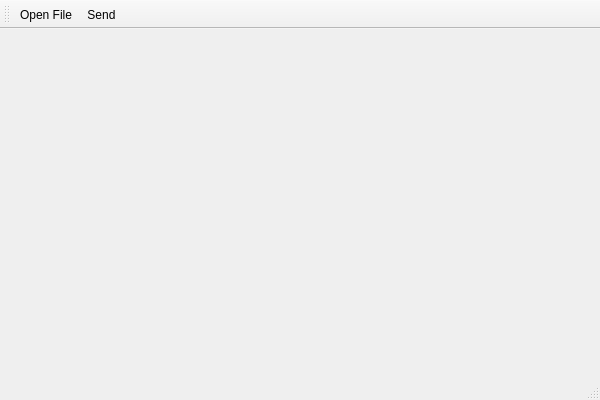
Qt form noWires/noWires/noWires.ui (CanOSpam/noWires) before a commit.
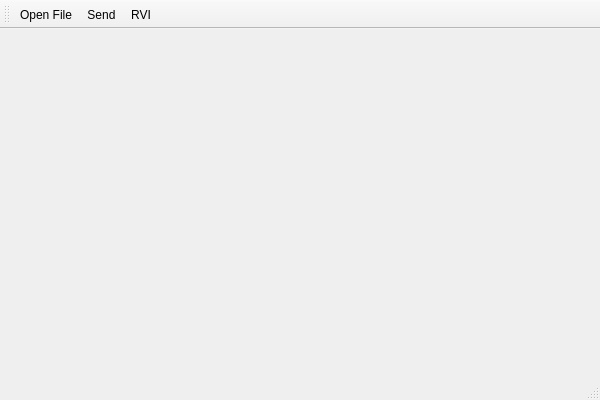
The same form after that commit.

Commit message: :sparkles: Added send RVI button

What changed in the file:
```diff
--- a/noWires/noWires/noWires.ui
+++ b/noWires/noWires/noWires.ui
@@ -33,6 +33,7 @@
    </attribute>
    <addaction name="actionOpen_File"/>
    <addaction name="actionSend"/>
+   <addaction name="actionRVI"/>
   </widget>
   <widget class="QStatusBar" name="statusBar"/>
   <action name="actionOpen_File">
@@ -48,6 +49,14 @@
     <string>Send</string>
    </property>
   </action>
+  <action name="actionRVI">
+   <property name="text">
+    <string>RVI</string>
+   </property>
+   <property name="toolTip">
+    <string>Send an RVI</string>
+   </property>
+  </action>
  </widget>
  <layoutdefault spacing="6" margin="11"/>
  <resources>
```
The commit also changes 4 other files.
